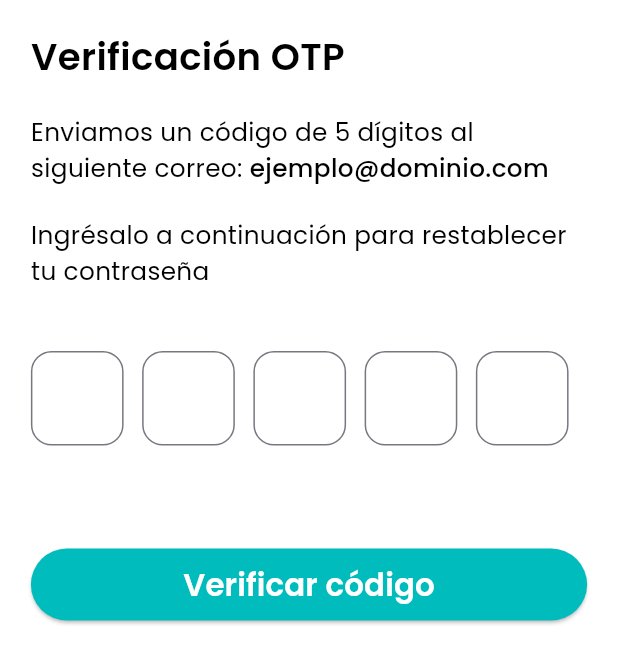
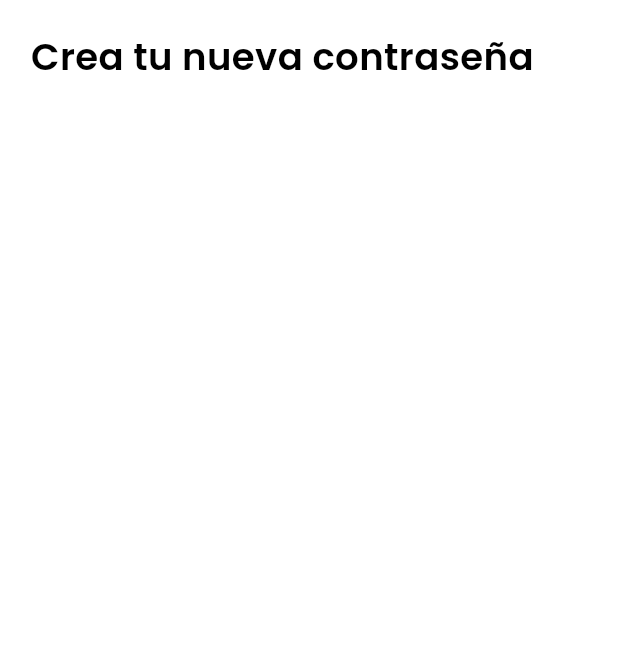
Before and after one commit to AnthonyMA5/BusMe-Mobile-App, a Flutter app: the OTPVerificationView screen opened by its route, after a tap on "Verificar código", on a phone screen of 412 x 824 dp. Shown: the top 664 px of the screen. Run offline on Flutter 3.47's test engine with Material 3 defaults, Android fonts, the phone set to English and light mode, and no system bars; our stand-ins replace google_maps_flutter, sizer; missing offline and left inert: fui_kit.

Commit message:
reset pwd view creation commit

```diff
--- a/lib/routes/app_routes.dart
+++ b/lib/routes/app_routes.dart
@@ -8,6 +8,7 @@ import 'package:busme/views/main_view.dart';
 import 'package:busme/views/register_view.dart';
 import 'package:busme/views/forgot_password/forgot_password_view.dart';
 import 'package:busme/views/forgot_password/otp_verf_view.dart';
+import 'package:busme/views/forgot_password/reset_password_view.dart';
 
 const String ROUTE_SPLASH = '/splash';
 const String ROUTE_ONBOARDING = '/onboarding';
@@ -16,6 +17,7 @@ const String ROUTE_REGISTER = '/register';
 const String ROUTE_MAIN = '/main';
 const String ROUTE_FORGOT_PASSWORD = '/forgot_password';
 const String ROUTE_OTP_VERF = '/otp_verf';
+const String ROUTE_RESET_PASSWORD = '/reset_password';
 
 class AppRoutes {
   static Route<dynamic> generateRoute(RouteSettings settings) {
@@ -38,6 +40,9 @@ class AppRoutes {
       case ROUTE_OTP_VERF:
         return CupertinoPageRoute(
             builder: (_) => OTPVerificationView(), settings: settings);
+      case ROUTE_RESET_PASSWORD:
+        return CupertinoPageRoute(
+            builder: (_) => ResetPasswordView(), settings: settings);
       case ROUTE_MAIN:
         return CupertinoPageRoute(
             builder: (_) => MainView(), settings: settings);
--- a/lib/views/forgot_password/otp_verf_view.dart
+++ b/lib/views/forgot_password/otp_verf_view.dart
@@ -3,6 +3,7 @@ import 'package:busme/constants/styles/app_text_styles.dart';
 import 'package:busme/constants/styles/app_colors.dart';
 import 'package:busme/widgets/bm_button.dart';
 import 'package:sizer/sizer.dart';
+import 'package:busme/routes/app_routes.dart';
 
 class OTPVerificationView extends StatelessWidget {
 
@@ -103,7 +104,9 @@ class OTPVerificationView extends StatelessWidget {
                       BusMeButton(
                           titleText: 'Verificar código',
                           padding: EdgeInsets.only(top: 50.sp),
-                          onPressed: (){},
+                          onPressed: (){
+                            Navigator.popAndPushNamed(context, ROUTE_RESET_PASSWORD);
+                          },
                       ),
                     ],
                   ),
--- /dev/null
+++ b/lib/views/forgot_password/reset_password_view.dart
@@ -0,0 +1,51 @@
+import 'package:flutter/material.dart';
+import 'package:sizer/sizer.dart';
+import 'package:fui_kit/fui_kit.dart';
+import 'package:busme/constants/styles/app_colors.dart';
+import 'package:busme/constants/styles/app_text_styles.dart';
+import 'package:busme/widgets/bm_button.dart';
+import 'package:busme/widgets/bm_text_field.dart';
+
+class ResetPasswordView extends StatefulWidget {
+  const ResetPasswordView({super.key});
+
+  @override
+  State<ResetPasswordView> createState() => _ResetPasswordViewState();
+}
+
+class _ResetPasswordViewState extends State<ResetPasswordView> {
+  @override
+  Widget build(BuildContext context) {
+    return Scaffold(
+      backgroundColor: AppColors.backgroundColor,
+      body: SafeArea(
+        child: LayoutBuilder(
+          builder: (BuildContext context, BoxConstraints constraints){
+            return SingleChildScrollView(
+              physics: const AlwaysScrollableScrollPhysics(),
+              scrollDirection: Axis.vertical,
+              child: ConstrainedBox(
+                constraints: BoxConstraints(
+                  minHeight: constraints.maxHeight,
+                ),
+                child: Container(
+                  color: AppColors.backgroundColor,
+                  padding: EdgeInsets.all(15.sp),
+                  child: Column(
+                    crossAxisAlignment: CrossAxisAlignment.start,
+                    children: [
+                      Text(
+                        'Crea tu nueva contraseña',
+                        style: AppTextStyles.titleText(context),
+                      ),
+                    ],
+                  ),
+                ),
+              ),
+            );
+          },
+        ),
+      ),
+    );
+  }
+}
```
